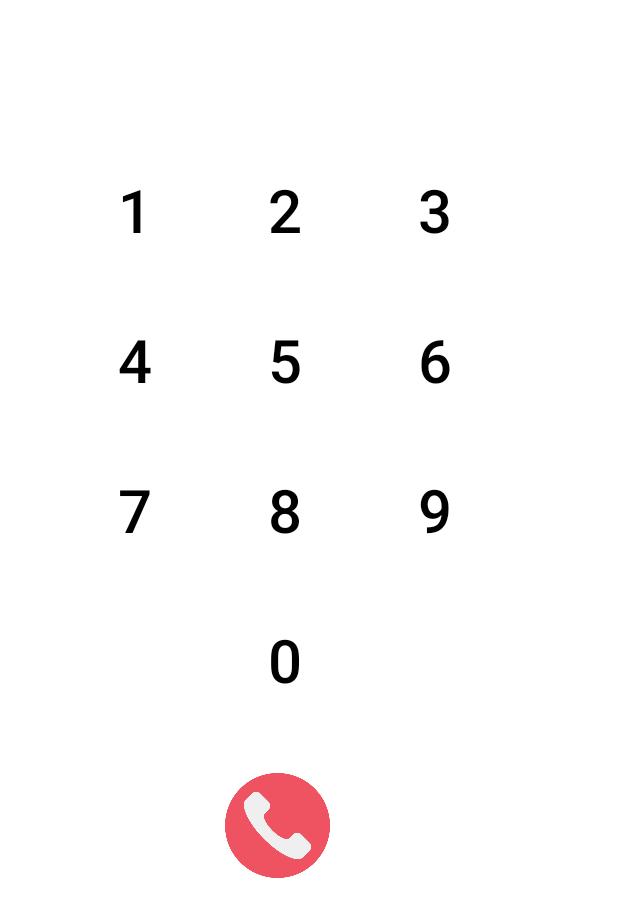
After one commit to nisaefendioglu/Android-System-App, an Android app: the layout call.xml on its own in the app's theme, with its tools: preview values and no code run, on a phone screen of 412 x 824 dp. The commit adds this screen. Shown: the top 917 px of the screen. Run offline under Robolectric (Android 15) with nearby library versions, the light colour scheme and no system bars.

Commit message:
call and internet page added.

```diff
--- /dev/null
+++ b/app/src/main/java/com/nisaefendioglu/androidsystemapp/Apps.java
@@ -0,0 +1,6 @@
+package com.nisaefendioglu.androidsystemapp;
+
+import androidx.fragment.app.Fragment;
+
+public class Apps extends Fragment {
+}
--- /dev/null
+++ b/app/src/main/java/com/nisaefendioglu/androidsystemapp/Messages.java
@@ -0,0 +1,6 @@
+package com.nisaefendioglu.androidsystemapp;
+
+import androidx.fragment.app.Fragment;
+
+public class Messages extends Fragment {
+}
--- /dev/null
+++ b/app/src/main/res/drawable/butonbackground.xml
@@ -0,0 +1,5 @@
+<?xml version="1.0" encoding="utf-8"?>
+<shape xmlns:android="http://schemas.android.com/apk/res/android"
+     android:shape="oval">
+
+</shape>
--- a/app/src/main/res/layout/activity_main.xml
+++ b/app/src/main/res/layout/activity_main.xml
@@ -10,7 +10,10 @@
        android:layout_width="match_parent"
        android:layout_height="match_parent"
        android:background="@drawable/wallpaper"/>
-
+   <FrameLayout
+       android:id="@+id/fragmentContainer"
+       android:layout_width="match_parent"
+       android:layout_height="match_parent"></FrameLayout>
    <com.google.android.material.bottomnavigation.BottomNavigationView
        android:id="@+id/bottomNavigation"
        android:layout_alignParentBottom="true"
--- /dev/null
+++ b/app/src/main/res/layout/call.xml
@@ -0,0 +1,156 @@
+<?xml version="1.0" encoding="utf-8"?>
+<RelativeLayout xmlns:android="http://schemas.android.com/apk/res/android"
+    xmlns:app="http://schemas.android.com/apk/res-auto"
+    xmlns:tools="http://schemas.android.com/tools"
+    android:layout_width="match_parent"
+    android:orientation="horizontal"
+    android:layout_height="match_parent">
+
+    <TextView
+        android:id="@+id/textView"
+        android:layout_width="match_parent"
+        android:layout_height="60dp"
+        android:textSize="50dp"
+        android:gravity="right|center"
+        android:textColor="@color/white"
+        />
+
+    <Button
+        android:id="@+id/one"
+        android:layout_width="80dp"
+        android:layout_height="80dp"
+        android:layout_marginTop="100dp"
+        android:layout_marginLeft="50dp"
+        android:background="@drawable/butonbackground"
+        android:text="1"
+        android:textColor="@color/black"
+        android:textSize="40dp"
+        app:backgroundTint="@color/white"
+        />
+
+    <Button
+        android:id="@+id/two"
+        android:layout_width="80dp"
+        android:layout_height="80dp"
+        android:layout_marginTop="100dp"
+        android:layout_marginLeft="150dp"
+        android:background="@drawable/butonbackground"
+        android:text="2"
+        android:textColor="@color/black"
+        android:textSize="40dp"
+        app:backgroundTint="@color/white"
+         />
+
+    <Button
+        android:id="@+id/three"
+        android:layout_width="80dp"
+        android:layout_height="80dp"
+        android:layout_marginTop="100dp"
+        android:layout_marginLeft="250dp"
+        android:background="@drawable/butonbackground"
+        android:text="3"
+        android:textColor="@color/black"
+        android:textSize="40dp"
+        app:backgroundTint="@color/white"/>
+
+    <Button
+        android:id="@+id/four"
+        android:layout_width="80dp"
+        android:layout_height="80dp"
+        android:layout_marginTop="200dp"
+        android:layout_marginLeft="50dp"
+        android:background="@drawable/butonbackground"
+        android:text="4"
+        android:textColor="@color/black"
+        android:textSize="40dp"
+        app:backgroundTint="@color/white"
+        />
+
+    <Button
+        android:id="@+id/five"
+        android:layout_width="80dp"
+        android:layout_height="80dp"
+        android:layout_marginTop="200dp"
+        android:layout_marginLeft="150dp"
+        android:background="@drawable/butonbackground"
+        android:text="5"
+        android:textColor="@color/black"
+        android:textSize="40dp"
+        app:backgroundTint="@color/white"
+        />
+
+    <Button
+        android:id="@+id/six"
+        android:layout_width="80dp"
+        android:layout_height="80dp"
+        android:layout_marginTop="200dp"
+        android:layout_marginLeft="250dp"
+        android:background="@drawable/butonbackground"
+        android:text="6"
+        android:textColor="@color/black"
+        android:textSize="40dp"
+        app:backgroundTint="@color/white"
+         />
+
+    <Button
+        android:id="@+id/seven"
+        android:layout_width="80dp"
+        android:layout_height="80dp"
+        android:layout_marginTop="300dp"
+        android:layout_marginLeft="50dp"
+        android:background="@drawable/butonbackground"
+        android:text="7"
+        android:textColor="@color/black"
+        android:textSize="40dp"
+        app:backgroundTint="@color/white"
+      />
+
+    <Button
+        android:id="@+id/eight"
+        android:layout_width="80dp"
+        android:layout_height="80dp"
+        android:layout_marginTop="300dp"
+        android:layout_marginLeft="150dp"
+        android:background="@drawable/butonbackground"
+        android:text="8"
+        android:textColor="@color/black"
+        android:textSize="40dp"
+        app:backgroundTint="@color/white"
+       />
+
+    <Button
+        android:id="@+id/nine"
+        android:layout_width="80dp"
+        android:layout_height="80dp"
+        android:layout_marginTop="300dp"
+        android:layout_marginLeft="250dp"
+        android:background="@drawable/butonbackground"
+        android:text="9"
+        android:textColor="@color/black"
+        android:textSize="40dp"
+        app:backgroundTint="@color/white"
+        />
+
+    <Button
+        android:id="@+id/zero"
+        android:layout_width="80dp"
+        android:layout_height="80dp"
+        android:layout_marginTop="400dp"
+        android:layout_marginLeft="150dp"
+        android:background="@drawable/butonbackground"
+        android:text="0"
+        android:textColor="@color/black"
+        android:textSize="40dp"
+        app:backgroundTint="@color/white"
+        />
+
+    <ImageButton
+        android:id="@+id/call"
+        android:layout_width="70dp"
+        android:layout_height="70dp"
+        android:layout_marginTop="515dp"
+        android:layout_marginLeft="150dp"
+        android:background="@drawable/telephonered"
+        tools:ignore="MissingConstraints" />
+
+</RelativeLayout>
--- a/app/src/main/res/menu/item_menu.xml
+++ b/app/src/main/res/menu/item_menu.xml
@@ -1,6 +1,6 @@
 <?xml version="1.0" encoding="utf-8"?>
 <menu xmlns:android="http://schemas.android.com/apk/res/android">
-    <item android:id="@+id/Phone"
+    <item android:id="@+id/phone"
         android:title="Phone"
         android:icon="@drawable/call" />
     <item android:id="@+id/internet"
@@ -9,7 +9,7 @@
     <item android:id="@+id/messages"
         android:title="Messages"
         android:icon="@drawable/messages" />
-    <item android:id="@+id/music"
+    <item android:id="@+id/apps"
         android:title="Apps"
         android:icon="@drawable/apps" />
 </menu>
--- a/app/src/main/res/values-night/themes.xml
+++ b/app/src/main/res/values-night/themes.xml
@@ -1,6 +1,6 @@
 <resources xmlns:tools="http://schemas.android.com/tools">
     <!-- Base application theme. -->
-    <style name="Theme.AndroidSystemApp" parent="Theme.MaterialComponents.DayNight.DarkActionBar">
+    <style name="Theme.AndroidSystemApp" parent="Theme.MaterialComponents.DayNight.NoActionBar">
         <!-- Primary brand color. -->
         <item name="colorPrimary">@color/purple_200</item>
         <item name="colorPrimaryVariant">@color/purple_700</item>
--- a/app/src/main/res/values/themes.xml
+++ b/app/src/main/res/values/themes.xml
@@ -1,6 +1,6 @@
 <resources xmlns:tools="http://schemas.android.com/tools">
     <!-- Base application theme. -->
-    <style name="Theme.AndroidSystemApp" parent="Theme.MaterialComponents.DayNight.DarkActionBar">
+    <style name="Theme.AndroidSystemApp" parent="Theme.MaterialComponents.DayNight.NoActionBar">
         <!-- Primary brand color. -->
         <item name="colorPrimary">@color/purple_500</item>
         <item name="colorPrimaryVariant">@color/purple_700</item>
```
Also changed, not shown: app/src/main/AndroidManifest.xml (+8 -0 lines), app/src/main/java/com/nisaefendioglu/androidsystemapp/Call.java (added, +78 -0 lines), app/src/main/java/com/nisaefendioglu/androidsystemapp/Internet.java (added, +30 -0 lines), app/src/main/java/com/nisaefendioglu/androidsystemapp/MainActivity.java (+32 -0 lines), app/src/main/res/layout/internet.xml (added, +13 -0 lines), app/src/main/res/drawable/telephonered.png (added).
